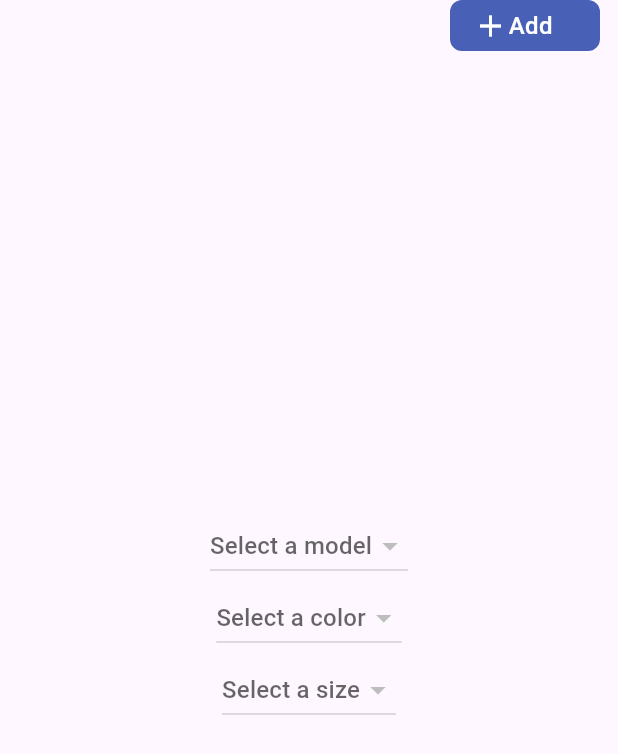
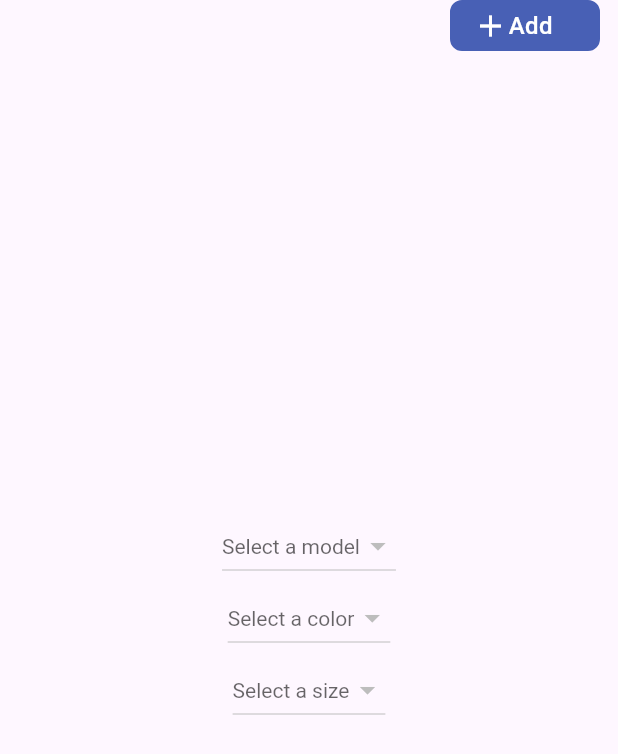
Before and after one commit to VijayAdithP/Bestshop-App, a Flutter app: the BillingPage screen opened directly with empty values, after a tap on "Add", on a phone screen of 412 x 824 dp. Shown: the top 754 px of the screen. Run offline on Flutter 3.47's test engine with Material 3 defaults, Android fonts, the light colour scheme and no system bars; our stand-ins replace easy_stepper, fl_chart, get, shared_preferences; accounts and stored records are empty; network calls fail.

```diff
--- a/lib/screens/each_stock.dart/bill_page.dart
+++ b/lib/screens/each_stock.dart/bill_page.dart
@@ -1,4 +1,5 @@
 import 'dart:convert';
+import 'package:flutter/widgets.dart';
 import 'package:newbestshop/utils/color.dart';
 import 'package:flutter/material.dart';
 import 'package:http/http.dart' as http;
@@ -7,7 +8,6 @@ import 'package:shared_preferences/shared_preferences.dart';
 import 'package:newbestshop/screens/widgets/input_fields.dart';
 import 'package:get/get.dart';
 import 'package:newbestshop/screens/main_page.dart';
-
 
 class BillingPage extends StatefulWidget {
   final int modelId;
@@ -109,7 +109,7 @@ class _BillingPageState extends State<BillingPage> {
     // final selectedsizeId = prefs.getInt('selectedsizeId') ?? 0;
 
     final selectedCategoryname = prefs.getString('selectedCategoryname');
-    final selecteditem_namename = prefs.getString('selecteditemnamename');
+    final selecteditem_namename = prefs.getString('selecteditemname');
     final selectedsub_categoryname = prefs.getString('selectedsubcategoryname');
     final selectedbrandname = prefs.getString('selectedbrandname');
     final selectedmodelname = prefs.getString('selectedmodelname');
@@ -153,7 +153,7 @@ class _BillingPageState extends State<BillingPage> {
         mrpcontroller.clear();
         final SharedPreferences prefs = await SharedPreferences.getInstance();
         prefs.remove('selectedCategoryname');
-        prefs.remove('selecteditemnamename');
+        prefs.remove('selecteditemname');
         prefs.remove('selectedsubcategoryname');
         prefs.remove('selectedbrandname');
         prefs.remove('selectedmodelname');
@@ -217,9 +217,14 @@ class _BillingPageState extends State<BillingPage> {
       body: Center(
         child: SingleChildScrollView(
           child: Column(
-            mainAxisAlignment: MainAxisAlignment.center,
+            mainAxisAlignment: MainAxisAlignment.start,
             children: [
               DropdownButton(
+                // borderRadius: BorderRadius.circular(20),
+                // dropdownColor: Colors.black,
+                focusColor: Colors.black,
+                // elevation: 10,
+                style: const TextStyle(color: Colors.black),
                 hint: const Text('Select a model'),
                 value: selectedModel,
                 onChanged: (newValue) async {
@@ -243,6 +248,8 @@ class _BillingPageState extends State<BillingPage> {
               ),
               // const SizedBox(height: 10),
               DropdownButton(
+                style: const TextStyle(color: Colors.black),
+
                 hint: const Text('Select a color'),
                 value: selectedColor,
                 onChanged: (newValue) async {
@@ -266,6 +273,7 @@ class _BillingPageState extends State<BillingPage> {
               ),
               // const SizedBox(height: 20),
               DropdownButton(
+                style: const TextStyle(color: Colors.black),
                 hint: const Text('Select a size'),
                 value: selectedsize,
                 onChanged: (newValue) async {
@@ -278,7 +286,8 @@ class _BillingPageState extends State<BillingPage> {
                     selectedsize = newValue;
                   });
                 },
-                items: selectedsizelist.map<DropdownMenuItem<dynamic>>((item) {
+                items:
+                    selectedsizelist.map<DropdownMenuItem<dynamic>>((item) {
                   return DropdownMenuItem<dynamic>(
                     value: item,
                     child: Text(item['name']),
--- a/lib/screens/each_stock.dart/categoty_page.dart
+++ b/lib/screens/each_stock.dart/categoty_page.dart
@@ -4,7 +4,6 @@ import 'package:http/http.dart' as http;
 import 'package:newbestshop/utils/api_endpoints.dart';
 import 'package:shared_preferences/shared_preferences.dart';
 import 'package:newbestshop/models/api_data.dart';
-
 
 class CategoryPage extends StatefulWidget {
   final PageController controller;
@@ -109,6 +108,11 @@ class _CategoryPageState extends State<CategoryPage> {
                     onTap: () async {
                       final SharedPreferences prefs =
                           await SharedPreferences.getInstance();
+                      prefs.remove('selecteditemname');
+                      prefs.remove('selectedsubcategoryname');
+                      prefs.remove('selectedbrandname');
+
+
                       prefs.setInt('selectedCategoryId', category.id);
                       prefs.setString('selectedCategoryname', category.name);
                       prefs.setString(
--- a/lib/screens/each_stock.dart/itemname_page.dart
+++ b/lib/screens/each_stock.dart/itemname_page.dart
@@ -4,7 +4,6 @@ import 'package:http/http.dart' as http;
 import 'package:newbestshop/utils/api_endpoints.dart';
 import 'package:shared_preferences/shared_preferences.dart';
 import 'package:newbestshop/models/api_data.dart';
-
 
 class ItemNamePage extends StatefulWidget {
   final int category_Id;
@@ -85,6 +84,9 @@ class _ItemNamePageState extends State<ItemNamePage> {
                         curve: Curves.easeIn);
                     final SharedPreferences prefs =
                         await SharedPreferences.getInstance();
+                    prefs.remove('selectedsubcategoryname');
+                    prefs.remove('selectedbrandname');
+
                     prefs.setInt('selecteditemnameId', itemName.id);
                     prefs.setString('selecteditemname', itemName.name);
                     prefs.setString('selecteditemnameImg', itemName.imagePath);
--- a/lib/screens/each_stock.dart/subcategory_page.dart
+++ b/lib/screens/each_stock.dart/subcategory_page.dart
@@ -85,6 +85,8 @@ class _subcategoryPageState extends State<subcategoryPage> {
                         curve: Curves.easeIn);
                     final SharedPreferences prefs =
                         await SharedPreferences.getInstance();
+                    prefs.remove('selectedbrandname');
+
                     prefs.setInt('selectedsubcategoryId', subcategory.id);
                     prefs.setString(
                         'selectedsubcategoryname', subcategory.name);
--- a/lib/utils/api_endpoints.dart
+++ b/lib/utils/api_endpoints.dart
@@ -1,5 +1,5 @@
 class ApiEndPoints {
-  static const String baseUrl = 'http://10.10.87.65:5000';
+  static const String baseUrl = 'http://10.150.11.220:5000';
   static AuthEndPoints authEndpoints = AuthEndPoints();
 }
 
--- a/pubspec.yaml
+++ b/pubspec.yaml
@@ -73,6 +73,7 @@ flutter:
   # To add assets to your application, add an assets section, like this:
   assets:
    - assets\images\1709749526708-Footwear.jpg
+   - assets\images\download (2).png
     # - images/a_dot_ham.jpeg
 
   # An image asset can refer to one or more resolution-specific "variants", see
```
Also changed, not shown: lib/screens/add_stock.dart (+87 -6 lines), assets/images/download (2).png (added).
